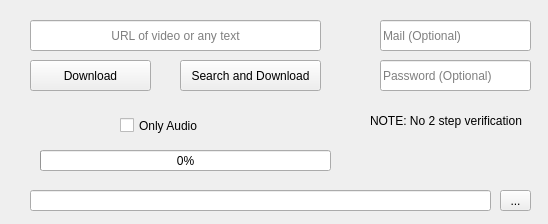
Before: the Qt Designer form ui.ui in Yekong995/YtDownloader, drawn with Qt 5.
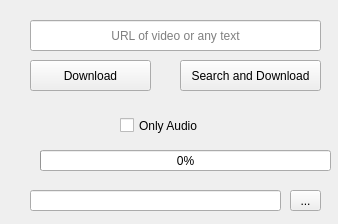
After: the same form once the commit is applied.

Commit message: Remove authentication

Diff of the .ui file:
```diff
--- a/ui.ui
+++ b/ui.ui
@@ -6,7 +6,7 @@
    <rect>
     <x>0</x>
     <y>0</y>
-    <width>548</width>
+    <width>338</width>
     <height>224</height>
    </rect>
   </property>
@@ -82,60 +82,12 @@
      <number>0</number>
     </property>
    </widget>
-   <widget class="QLineEdit" name="mail">
-    <property name="geometry">
-     <rect>
-      <x>380</x>
-      <y>20</y>
-      <width>151</width>
-      <height>31</height>
-     </rect>
-    </property>
-    <property name="placeholderText">
-     <string>Mail (Optional)</string>
-    </property>
-   </widget>
-   <widget class="QLineEdit" name="password">
-    <property name="geometry">
-     <rect>
-      <x>380</x>
-      <y>60</y>
-      <width>151</width>
-      <height>31</height>
-     </rect>
-    </property>
-    <property name="inputMask">
-     <string/>
-    </property>
-    <property name="text">
-     <string/>
-    </property>
-    <property name="echoMode">
-     <enum>QLineEdit::Password</enum>
-    </property>
-    <property name="placeholderText">
-     <string>Password (Optional)</string>
-    </property>
-   </widget>
-   <widget class="QLabel" name="label">
-    <property name="geometry">
-     <rect>
-      <x>370</x>
-      <y>110</y>
-      <width>171</width>
-      <height>21</height>
-     </rect>
-    </property>
-    <property name="text">
-     <string>NOTE: No 2 step verification</string>
-    </property>
-   </widget>
    <widget class="QLineEdit" name="path">
     <property name="geometry">
      <rect>
       <x>30</x>
       <y>190</y>
-      <width>461</width>
+      <width>251</width>
       <height>21</height>
      </rect>
     </property>
@@ -143,7 +95,7 @@
    <widget class="QToolButton" name="pathBtn">
     <property name="geometry">
      <rect>
-      <x>500</x>
+      <x>290</x>
       <y>190</y>
       <width>31</width>
       <height>21</height>
```
